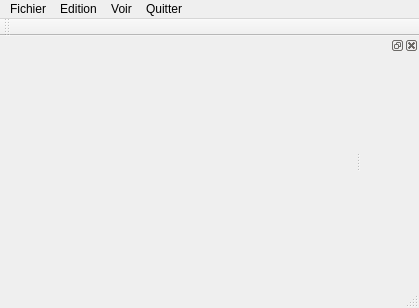
The window that Editeur/mainwindow.ui (octonox/AlwaysWithYou) describes before a commit, drawn with Qt 5.
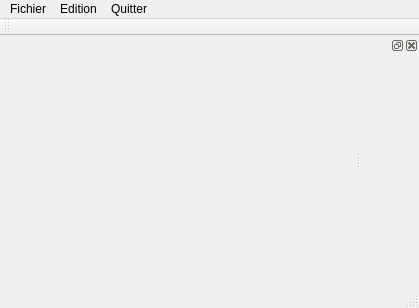
The same window after the commit.

Diff of the .ui file:
```diff
--- a/Editeur/mainwindow.ui
+++ b/Editeur/mainwindow.ui
@@ -48,12 +48,6 @@
     <addaction name="separator"/>
     <addaction name="actionAjouter_une_collision"/>
    </widget>
-   <widget class="QMenu" name="menuVoir">
-    <property name="title">
-     <string>Voir</string>
-    </property>
-    <addaction name="actionMusiques"/>
-   </widget>
    <widget class="QMenu" name="menuQuitter">
     <property name="title">
      <string>Quitter</string>
@@ -61,7 +55,6 @@
    </widget>
    <addaction name="menuFichier"/>
    <addaction name="menuEdition"/>
-   <addaction name="menuVoir"/>
    <addaction name="menuQuitter"/>
   </widget>
   <widget class="QToolBar" name="mainToolBar">
```
Left out of the diff: 42 changed lines with no effect on the pictures.
